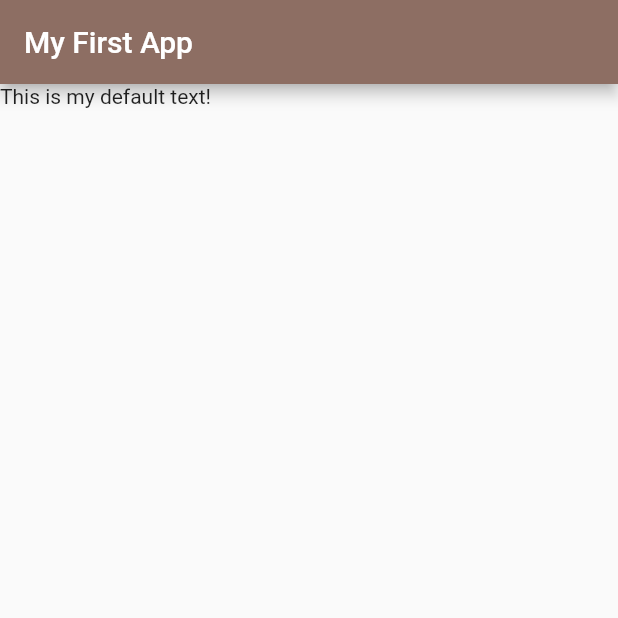
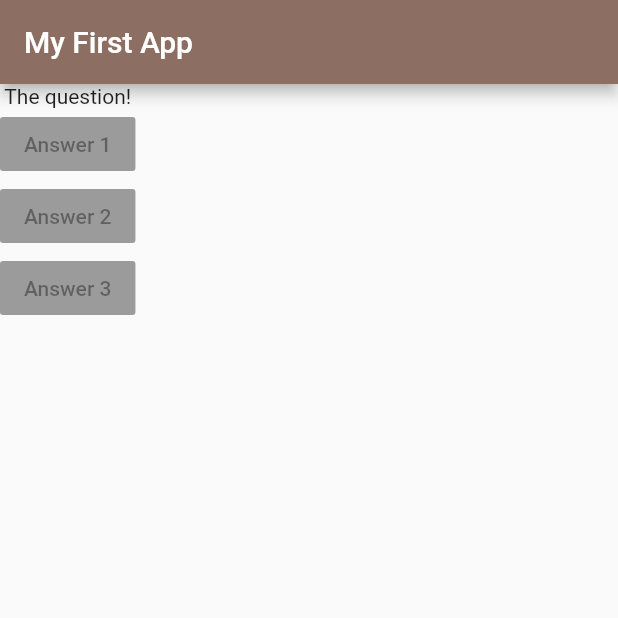
Before and after one commit to Shefalidew/Basic_Questionaire_app, a Flutter app: the screen it shows after launch, on a phone screen of 412 x 824 dp, the top half of it. Run offline on Flutter 3.47's test engine with Material 2 defaults, Android fonts, the phone set to English and light mode, and no system bars.

Commit message:
Update main.dart
Added some features to the app to make a questionaire.

```diff
--- a/lib/main.dart
+++ b/lib/main.dart
@@ -9,6 +9,10 @@ class MyApp extends StatelessWidget {
 
   @override
   Widget build(BuildContext context) {
+    var questions = [
+      "What's your favourite color?",
+      'What\s your favourite animal?'
+    ]; //list of questions
     // TODO: implement build
     return MaterialApp(
       home: Scaffold(
@@ -17,7 +21,14 @@ class MyApp extends StatelessWidget {
           backgroundColor: Colors.brown[400],
           foregroundColor: Colors.white,
         ),
-        body: Text('This is my default text!'),
+        body: Column(
+          children: <Widget>[
+            Text('The question!'),
+            RaisedButton(child: Text('Answer 1'), onPressed: null),
+            RaisedButton(child: Text('Answer 2'), onPressed: null),
+            RaisedButton(child: Text('Answer 3'), onPressed: null),
+          ],
+        ),
       ),
     );
   }
```
